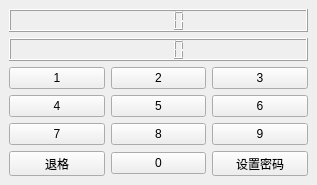
Qt form bombdismantlement.ui (Rx584/7355608) before a commit.
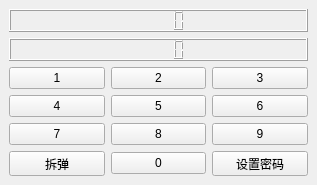
The same form after that commit.

Commit message: 拆弹逻辑完成

```diff
--- a/bombdismantlement.ui
+++ b/bombdismantlement.ui
@@ -93,7 +93,7 @@
       <item row="3" column="0">
        <widget class="QPushButton" name="back">
         <property name="text">
-         <string>退格</string>
+         <string>拆弹</string>
         </property>
        </widget>
       </item>
```
Left out of the diff: 2 changed lines with no effect on the pictures. The commit also changes 2 other files.
